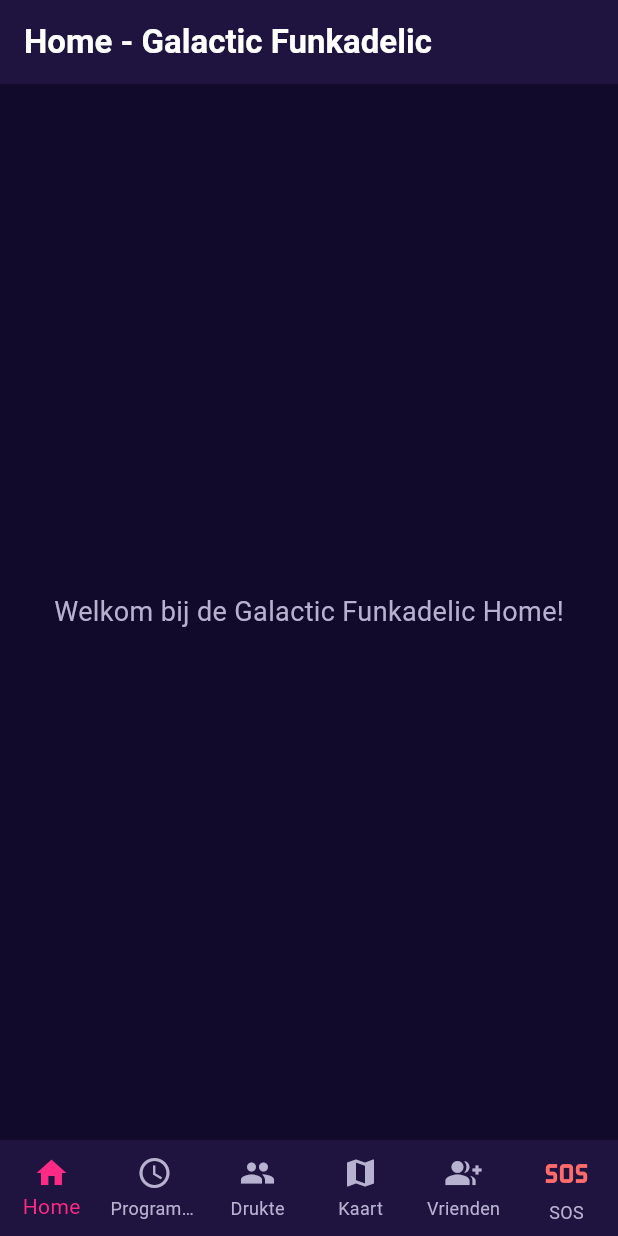
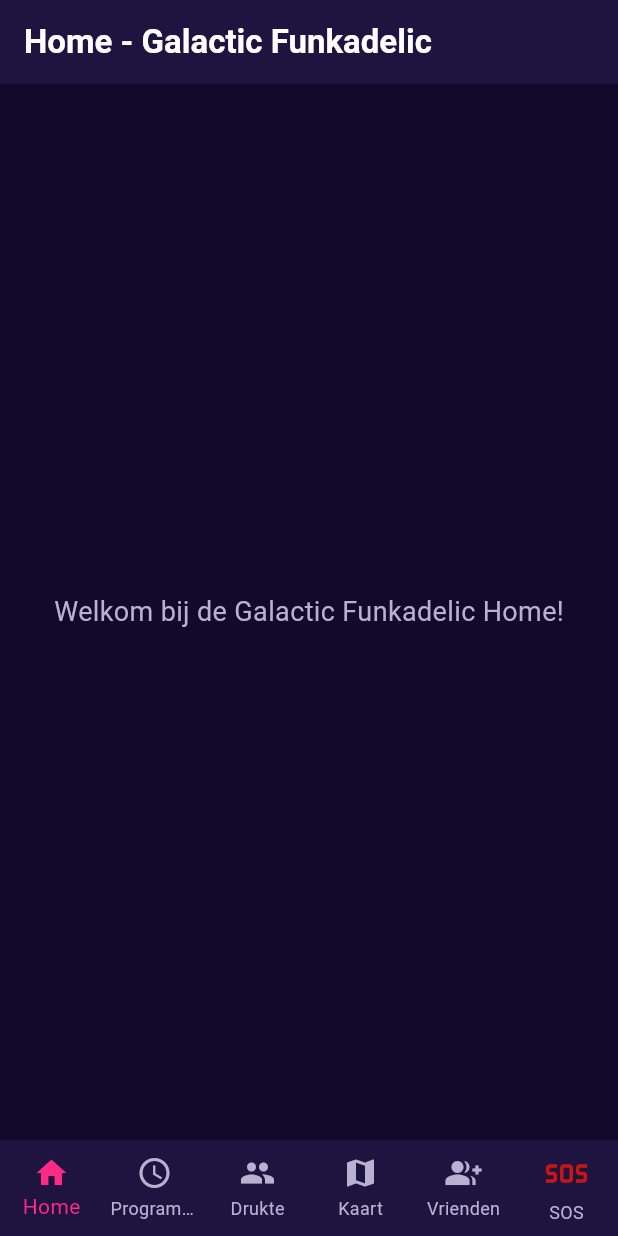
Before and after one commit to Frebae/Festival-companion, a Flutter app: the screen it shows after launch, on a phone screen of 412 x 824 dp. Run offline on Flutter 3.47's test engine with Material 3 defaults, Android fonts, the phone set to English and light mode, and no system bars; our stand-ins replace material_ui.

Commit message:
Update sos_kleuren.dart

```diff
--- a/lib/theme/sos_kleuren.dart
+++ b/lib/theme/sos_kleuren.dart
@@ -4,5 +4,5 @@ import 'package:material_ui/material_ui.dart';
 /// Rood is wereldwijd herkenbaar voor hulp, daarom wijken we hier
 /// bewust af van het neonpalet. We tonen altijd ook tekst en een icoon.
 class SosKleuren {
-  static const Color roodLicht = Color(0xFFFF6B6B);
+  static const Color roodLicht = Color.fromARGB(255, 199, 22, 22);
 }
```
